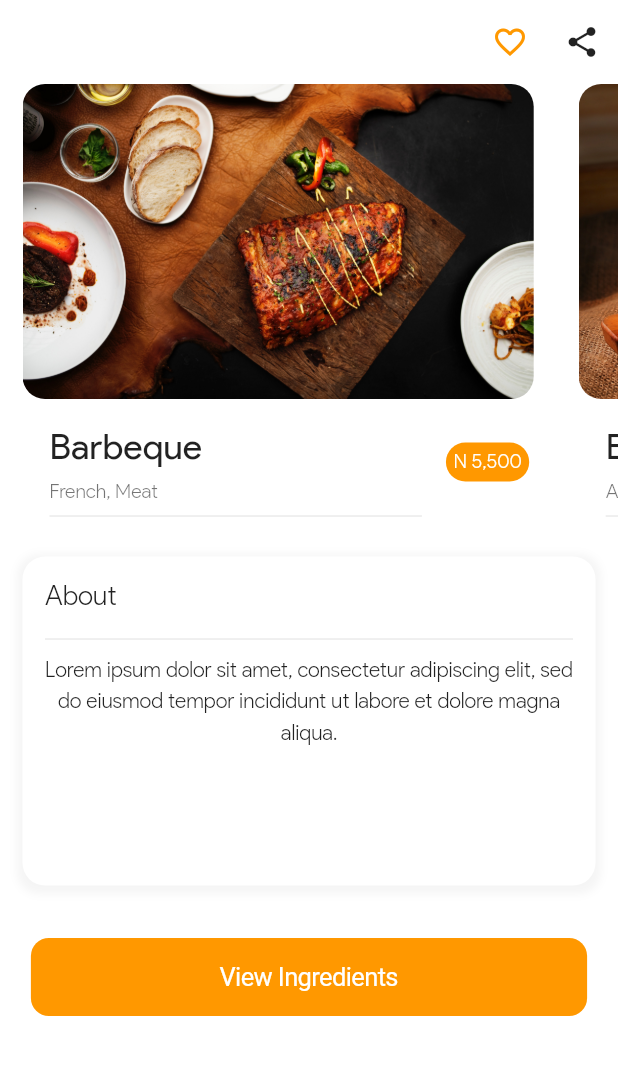
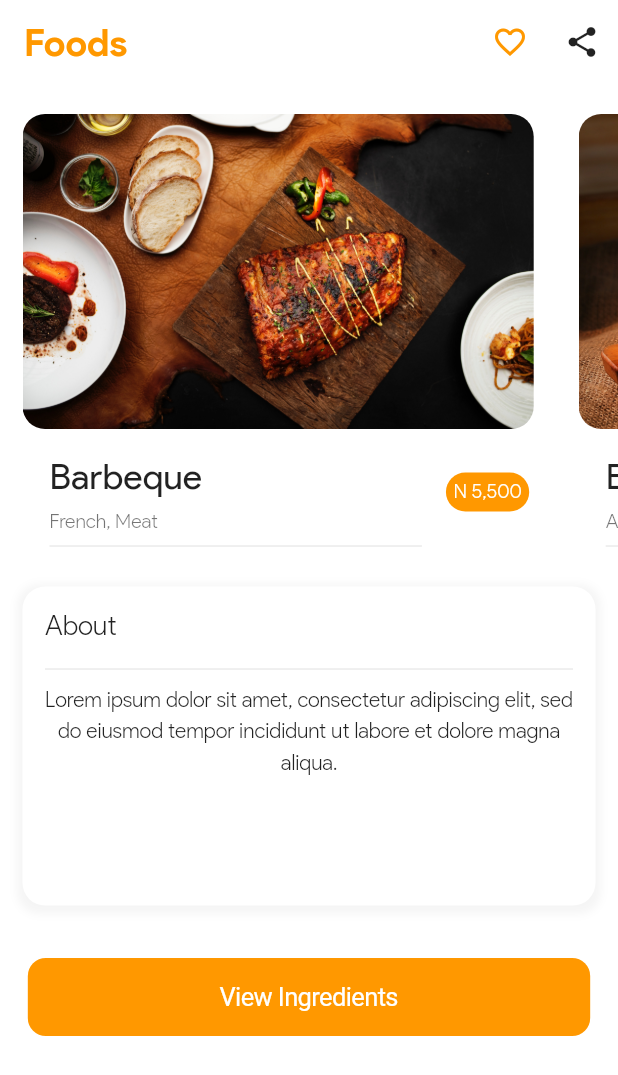
Before and after one commit to Zfinix/food-app, a Flutter app: the screen it shows after launch, on a phone screen of 412 x 824 dp. Shown: the top 1075 px of the screen. Run offline on Flutter 3.47's test engine with Material 2 defaults, Android fonts, the phone set to English and light mode, and no system bars.

Commit message:
new project

```diff
--- a/lib/main.dart
+++ b/lib/main.dart
@@ -27,18 +27,33 @@ class MyHomePage extends StatefulWidget {
 
 class _MyHomePageState extends State<MyHomePage> {
   Image image = Image.asset('assets/images/food1.jpg');
+  bool isLiked = false;
 
   @override
   Widget build(BuildContext context) {
     return Scaffold(
       backgroundColor: Colors.white,
-      appBar: AppBar(
+      appBar: buildAppBar(),
+      body: Center(
+        child: buildUI(),
+      ), // This trailing comma makes auto-formatting nicer for build methods.
+    );
+  }
+
+  buildAppBar() => AppBar(
+        title: Text(
+          'Foods',
+          style: TextStyle(
+              color: Colors.orange, fontWeight: FontWeight.w600, fontSize: 25),
+        ),
         elevation: 0,
         actions: <Widget>[
           IconButton(
-            onPressed: () {},
+            onPressed: () => setState(() {
+                  isLiked ? isLiked = false : isLiked = true;
+                }),
             icon: Icon(
-              Icons.favorite_border,
+              isLiked ? Icons.favorite : Icons.favorite_border,
               color: Colors.orange,
             ),
           ),
@@ -50,15 +65,28 @@ class _MyHomePageState extends State<MyHomePage> {
             ),
           )
         ],
+      );
+
+  buildUI() => Column(
+        mainAxisAlignment: MainAxisAlignment.start,
+        crossAxisAlignment: CrossAxisAlignment.center,
+        children: <Widget>[
+          customYMargin(20),
+          Flexible(
+            flex: 3,
+            child: buildSlider(),
           ),
-      body: Center(
-        child: buildUI(),
-      ), // This trailing comma makes auto-formatting nicer for build methods.
+          buildAbout(),
+          customYMargin(20),
+          Flexible(
+            flex: 1,
+            child: Container(
+                width: (screenWidth(context) * 0.91), child: buildButton()),
+          ),
+        ],
       );
-  }
 
-  buildSlider() {
-    return Container(
+  buildSlider() => Container(
       width: screenWidth(context),
       height: 300,
       child: ListView(
@@ -80,21 +108,12 @@ class _MyHomePageState extends State<MyHomePage> {
             title: 'Cheese Pizza',
             subtitle: 'Italian, Pizza',
             image: 'food3',
-              price: '2,000',
+            price: '7,200',
           ),
         ],
       ));
-  }
 
-   buildUI() => Column(
-        mainAxisAlignment: MainAxisAlignment.start,
-        crossAxisAlignment: CrossAxisAlignment.center,
-        children: <Widget>[
-          Flexible(
-            flex: 3,
-            child: buildSlider(),
-          ),
-          Flexible(
+  buildAbout() => Flexible(
         flex: 2,
         child: Container(
             decoration: new BoxDecoration(
@@ -116,26 +135,16 @@ class _MyHomePageState extends State<MyHomePage> {
               children: <Widget>[
                 Text(
                   'About',
-                      style:
-                          TextStyle(fontSize: 18, fontWeight: FontWeight.w300),
+                  style: TextStyle(fontSize: 18, fontWeight: FontWeight.w300),
                 ),
                 customYMargin(10),
                 Divider(),
                 Text(
                     'Lorem ipsum dolor sit amet, consectetur adipiscing elit, sed do eiusmod tempor incididunt ut labore et dolore magna aliqua. ',
                     textAlign: TextAlign.center,
-                        style: TextStyle(
-                            height: 1.5, fontWeight: FontWeight.w300)),
+                    style: TextStyle(height: 1.5, fontWeight: FontWeight.w300)),
               ],
             )),
-          ),
-          customYMargin(20),
-          Flexible(
-            flex: 1,
-            child: Container(
-                width: (screenWidth(context) * 0.9), child: buildButton()),
-          ),
-        ],
       );
 
   imageBuilder() => AnimatedContainer(
```
Also changed, not shown: 2 other files. Lines whose indentation alone changed are shown as unchanged.
